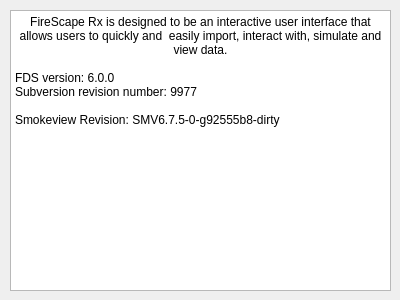
First picture: the form in src/qt_files/AboutDialog.ui, repository luckek/FireScapeRx-dev, before the edit.
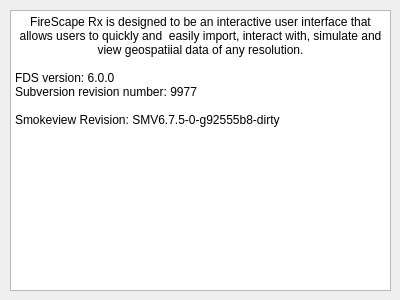
Second picture: the form after the edit.

Patch:
```diff
--- a/src/qt_files/AboutDialog.ui
+++ b/src/qt_files/AboutDialog.ui
@@ -26,13 +26,13 @@
     <string>&lt;!DOCTYPE HTML PUBLIC &quot;-//W3C//DTD HTML 4.0//EN&quot; &quot;http://www.w3.org/TR/REC-html40/strict.dtd&quot;&gt;
 &lt;html&gt;&lt;head&gt;&lt;meta name=&quot;qrichtext&quot; content=&quot;1&quot; /&gt;&lt;style type=&quot;text/css&quot;&gt;
 p, li { white-space: pre-wrap; }
-&lt;/style&gt;&lt;/head&gt;&lt;body style=&quot; font-family:'Ubuntu'; font-size:11pt; font-weight:400; font-style:normal;&quot;&gt;
-&lt;p align=&quot;center&quot; style=&quot; margin-top:0px; margin-bottom:0px; margin-left:0px; margin-right:0px; -qt-block-indent:0; text-indent:0px;&quot;&gt;&lt;span style=&quot; font-family:'Sans Serif'; font-size:9pt;&quot;&gt;FireScape Rx is designed to be an interactive user interface that allows users to quickly and  easily import, interact with, simulate and view data.&lt;/span&gt;&lt;/p&gt;
-&lt;p align=&quot;center&quot; style=&quot;-qt-paragraph-type:empty; margin-top:0px; margin-bottom:0px; margin-left:0px; margin-right:0px; -qt-block-indent:0; text-indent:0px; font-family:'Sans Serif'; font-size:9pt;&quot;&gt;&lt;br /&gt;&lt;/p&gt;
-&lt;p style=&quot; margin-top:0px; margin-bottom:0px; margin-left:0px; margin-right:0px; -qt-block-indent:0; text-indent:0px;&quot;&gt;&lt;span style=&quot; font-family:'Sans Serif'; font-size:9pt;&quot;&gt;FDS version: 6.0.0&lt;/span&gt;&lt;/p&gt;
-&lt;p style=&quot; margin-top:0px; margin-bottom:0px; margin-left:0px; margin-right:0px; -qt-block-indent:0; text-indent:0px;&quot;&gt;&lt;span style=&quot; font-family:'Sans Serif'; font-size:9pt;&quot;&gt;Subversion revision number: 9977&lt;/span&gt;&lt;/p&gt;
-&lt;p style=&quot;-qt-paragraph-type:empty; margin-top:0px; margin-bottom:0px; margin-left:0px; margin-right:0px; -qt-block-indent:0; text-indent:0px; font-family:'Sans Serif'; font-size:9pt;&quot;&gt;&lt;br /&gt;&lt;/p&gt;
-&lt;p style=&quot; margin-top:0px; margin-bottom:0px; margin-left:0px; margin-right:0px; -qt-block-indent:0; text-indent:0px;&quot;&gt;&lt;span style=&quot; font-family:'Sans Serif'; font-size:9pt;&quot;&gt;Smokeview Revision: SMV6.7.5-0-g92555b8-dirty&lt;/span&gt;&lt;/p&gt;&lt;/body&gt;&lt;/html&gt;</string>
+&lt;/style&gt;&lt;/head&gt;&lt;body style=&quot; font-family:'Sans Serif'; font-size:9pt; font-weight:400; font-style:normal;&quot;&gt;
+&lt;p align=&quot;center&quot; style=&quot; margin-top:0px; margin-bottom:0px; margin-left:0px; margin-right:0px; -qt-block-indent:0; text-indent:0px;&quot;&gt;FireScape Rx is designed to be an interactive user interface that allows users to quickly and  easily import, interact with, simulate and view geospatiial data of any resolution.&lt;/p&gt;
+&lt;p align=&quot;center&quot; style=&quot;-qt-paragraph-type:empty; margin-top:0px; margin-bottom:0px; margin-left:0px; margin-right:0px; -qt-block-indent:0; text-indent:0px;&quot;&gt;&lt;br /&gt;&lt;/p&gt;
+&lt;p style=&quot; margin-top:0px; margin-bottom:0px; margin-left:0px; margin-right:0px; -qt-block-indent:0; text-indent:0px;&quot;&gt;FDS version: 6.0.0&lt;/p&gt;
+&lt;p style=&quot; margin-top:0px; margin-bottom:0px; margin-left:0px; margin-right:0px; -qt-block-indent:0; text-indent:0px;&quot;&gt;Subversion revision number: 9977&lt;/p&gt;
+&lt;p style=&quot;-qt-paragraph-type:empty; margin-top:0px; margin-bottom:0px; margin-left:0px; margin-right:0px; -qt-block-indent:0; text-indent:0px;&quot;&gt;&lt;br /&gt;&lt;/p&gt;
+&lt;p style=&quot; margin-top:0px; margin-bottom:0px; margin-left:0px; margin-right:0px; -qt-block-indent:0; text-indent:0px;&quot;&gt;Smokeview Revision: SMV6.7.5-0-g92555b8-dirty&lt;/p&gt;&lt;/body&gt;&lt;/html&gt;</string>
    </property>
   </widget>
  </widget>
```
